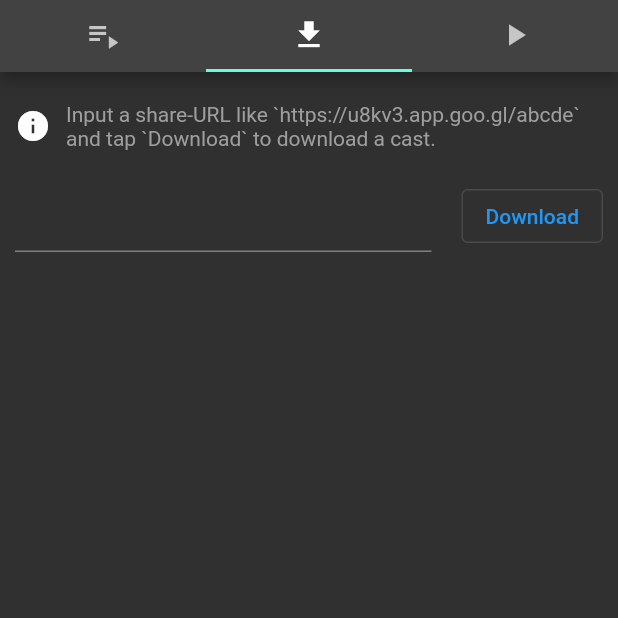
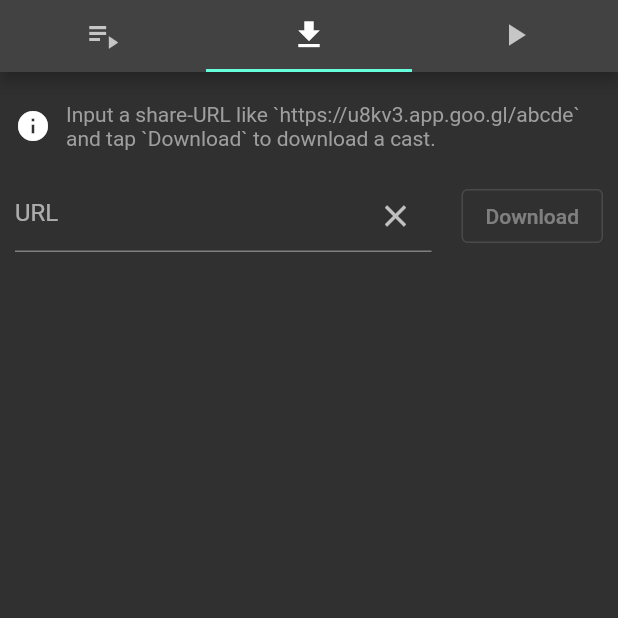
Before and after one commit to your-diary/spooncast_flutter, a Flutter app: the screen it shows after launch, tab 2 chosen, on a phone screen of 412 x 824 dp, the top half of it. Run offline on Flutter 3.47's test engine with Material 2 defaults, Android fonts, the phone set to English and light mode, and no system bars; our stand-ins replace just_audio, just_audio_background, sqflite; accounts and stored records are empty.

Commit message:
UI improvement.

```diff
--- a/lib/cast_downloader.dart
+++ b/lib/cast_downloader.dart
@@ -90,6 +90,8 @@ class _CastDownloaderState extends State<CastDownloader> {
   _DownloadProgress isDownloading = _DownloadProgress.notInProgress;
   String failureReason = "";
 
+  final textEditingContoller = TextEditingController();
+
   String input = "";
 
   @override
@@ -114,12 +116,27 @@ class _CastDownloaderState extends State<CastDownloader> {
             children: [
               Expanded(
                   child: TextField(
-                      maxLines: null, onChanged: (s) => this.input = s.trim())),
+                controller: this.textEditingContoller,
+                maxLines: null,
+                onChanged: (s) => this.setState(() => this.input = s.trim()),
+                decoration: InputDecoration(
+                  hintText: 'URL',
+                  suffixIcon: IconButton(
+                    onPressed: () {
+                      this.textEditingContoller.clear();
+                      this.setState(() {
+                        this.input = "";
+                      });
+                    },
+                    icon: Icon(Icons.clear),
+                  ),
+                ),
+              )),
               SizedBox(width: 20),
               OutlinedButton(
                   child: Text("Download"),
-                  onPressed: (this.isDownloading ==
-                          _DownloadProgress.inProgress)
+                  onPressed: (this.input.isEmpty ||
+                          (this.isDownloading == _DownloadProgress.inProgress))
                       ? null
                       : () async {
                           this.setState(() => this.isDownloading =
@@ -141,6 +158,7 @@ class _CastDownloaderState extends State<CastDownloader> {
                         }),
             ],
           ),
+          SizedBox(height: 20),
           if (this.isDownloading == _DownloadProgress.inProgress)
             Row(
               mainAxisAlignment: MainAxisAlignment.center,
```
